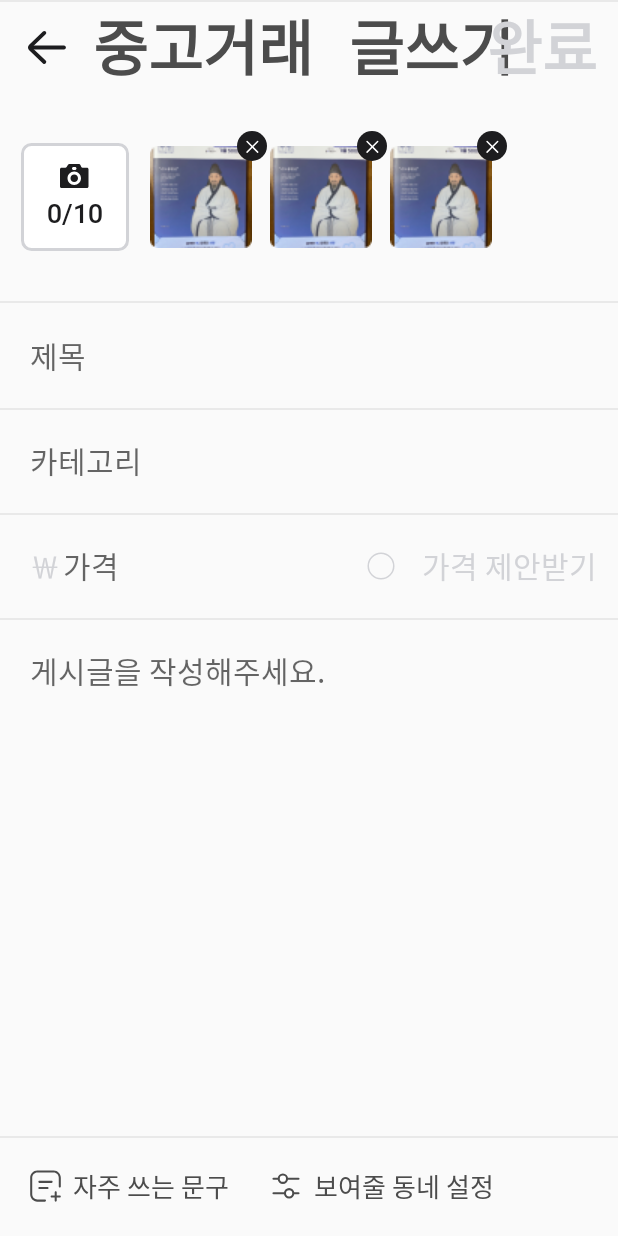
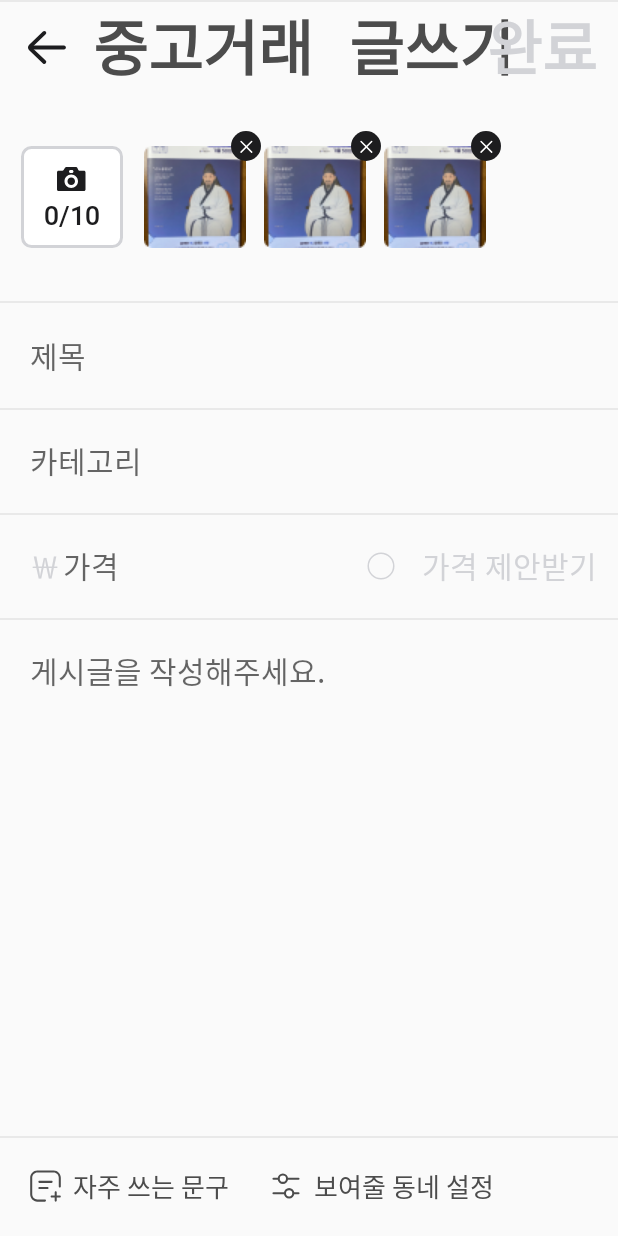
Before and after one commit to THE-SOPT-30th-DaangnMarket-Team16-2/CarrotIsDelicious-AOS, an Android app: the layout activity_create.xml on its own in the app's theme, with its tools: preview values and no code run, on a phone screen of 412 x 824 dp. Run offline under Robolectric (Android 15) with nearby library versions, the phone set to English and light mode, and no system bars.

Commit message:
리사이클러뷰, createActivity 구현

```diff
--- a/app/src/main/java/org/sopt/carrot16_2/ui/create/CreateActivity.kt
+++ b/app/src/main/java/org/sopt/carrot16_2/ui/create/CreateActivity.kt
@@ -1,6 +1,7 @@
 package org.sopt.carrot16_2.ui.create
 
 import android.os.Bundle
+import androidx.core.widget.addTextChangedListener
 import org.sopt.carrot16_2.R
 import org.sopt.carrot16_2.databinding.ActivityCreateBinding
 import org.sopt.carrot16_2.model.ImageData
@@ -11,17 +12,38 @@ class CreateActivity : BaseActivity<ActivityCreateBinding>(R.layout.activity_cre
     override fun onCreate(savedInstanceState: Bundle?) {
         super.onCreate(savedInstanceState)
 
-        //initAdapter()
+        initAdapter()
+        changeEvent()
+
     }
 
     private fun initAdapter(){
+        createImageAdapter = CreateImageAdapter()
+        val image : String = "https://images.theconversation.com/files/457052/original/file-20220408-15-pl446k.jpg?ixlib=rb-1.1.0&q=45&auto=format&w=1000&fit=clip"
         binding.rvImage.adapter = createImageAdapter
         createImageAdapter.imageList.addAll(
             listOf(
-                ImageData("R.drawable.ic_launcher_foreground")
+                ImageData(image),
+                ImageData(image),
+                ImageData(image)
             )
         )
         createImageAdapter.notifyDataSetChanged()
     }
 
+    private fun changeEvent() {
+        binding.etMoney.addTextChangedListener {
+            if (!binding.etMoney.text.isEmpty()) {
+                binding.tvSugMoney.setTextColor(getColor(R.color.carrot_and_black2))
+                binding.tvWon.setTextColor(getColor(R.color.carrot_and_black2))
+            } else {
+                binding.tvSugMoney.setTextColor(getColor(R.color.carrot_and_squaregray))
+                binding.tvWon.setTextColor(getColor(R.color.carrot_and_squaregray))
+            }
+        }
+        binding.btnRadio.setOnClickListener{
+            binding.btnRadio?.isSelected = binding.btnRadio.isSelected==false
+        }
+    }
+
 }
--- a/app/src/main/java/org/sopt/carrot16_2/util/BindingAdapters.kt
+++ b/app/src/main/java/org/sopt/carrot16_2/util/BindingAdapters.kt
@@ -10,7 +10,6 @@ object BindingAdapters {
     fun setImage(imageview: ImageView, url: String) {
         Glide.with(imageview.context)
             .load(url)
-            .circleCrop()
             .into(imageview)
     }
 }
--- a/app/src/main/res/layout/activity_create.xml
+++ b/app/src/main/res/layout/activity_create.xml
@@ -90,13 +90,11 @@
 
                     <androidx.constraintlayout.widget.ConstraintLayout
                         android:id="@+id/cl_camera"
-                        android:layout_width="wrap_content"
-                        android:layout_height="wrap_content"
-                        android:background="@drawable/rectangle_6"
-                        android:paddingHorizontal="17dp"
-                        android:paddingTop="10dp"
-                        android:paddingBottom="13dp"
+                        android:layout_width="68dp"
+                        android:layout_height="0dp"
+                        android:background="@drawable/shape_rectangle_6"
                         app:layout_constraintBottom_toBottomOf="parent"
+                        app:layout_constraintDimensionRatio="1"
                         app:layout_constraintStart_toStartOf="parent"
                         app:layout_constraintTop_toTopOf="@+id/cl_image">
 
@@ -105,6 +103,7 @@
                             android:id="@+id/iv_camera"
                             android:layout_width="wrap_content"
                             android:layout_height="wrap_content"
+                            android:layout_marginTop="10dp"
 
                             android:src="@drawable/ic_and__icon__camera"
                             app:layout_constraintEnd_toEndOf="parent"
@@ -115,11 +114,14 @@
                             android:id="@+id/tv_picked_image"
                             android:layout_width="wrap_content"
                             android:layout_height="wrap_content"
-                            android:fontFamily="@font/roboto"
+                            android:layout_marginTop="2dp"
+                            android:fontFamily="@font/roboto_medium"
+                            android:includeFontPadding="false"
                             android:text="0"
                             android:textColor="@color/carrot_and_black2"
-                            android:textFontWeight="500"
                             android:textSize="18sp"
+                            app:layout_constraintEnd_toStartOf="@+id/tv_all_image"
+                            app:layout_constraintHorizontal_chainStyle="packed"
                             app:layout_constraintStart_toStartOf="parent"
                             app:layout_constraintTop_toBottomOf="@+id/iv_camera" />
 
@@ -128,13 +130,15 @@
                             android:layout_width="wrap_content"
                             android:layout_height="wrap_content"
                             android:fontFamily="@font/roboto"
+                            android:includeFontPadding="false"
                             android:text="/10"
                             android:textColor="@color/carrot_and_black2"
                             android:textFontWeight="500"
                             android:textSize="18sp"
+                            app:layout_constraintBottom_toBottomOf="@id/tv_picked_image"
                             app:layout_constraintEnd_toEndOf="parent"
                             app:layout_constraintStart_toEndOf="@+id/tv_picked_image"
-                            app:layout_constraintTop_toBottomOf="@+id/iv_camera" />
+                            app:layout_constraintTop_toTopOf="@id/tv_picked_image" />
 
                     </androidx.constraintlayout.widget.ConstraintLayout>
 
@@ -142,11 +146,9 @@
                         android:id="@+id/cl_rv"
                         android:layout_width="0dp"
                         android:layout_height="wrap_content"
-                        android:layout_marginBottom="2dp"
                         app:layout_constraintBottom_toBottomOf="@id/cl_camera"
                         app:layout_constraintEnd_toEndOf="parent"
-                        app:layout_constraintStart_toEndOf="@id/cl_camera"
-                        app:layout_constraintTop_toTopOf="@id/cl_image">
+                        app:layout_constraintStart_toEndOf="@id/cl_camera">
 
                         <androidx.recyclerview.widget.RecyclerView
                             android:id="@+id/rv_image"
--- a/app/src/main/res/layout/item_image_list.xml
+++ b/app/src/main/res/layout/item_image_list.xml
@@ -1,7 +1,9 @@
 <?xml version="1.0" encoding="utf-8"?>
 <layout xmlns:android="http://schemas.android.com/apk/res/android"
     xmlns:app="http://schemas.android.com/apk/res-auto">
+
     <data>
+
         <variable
             name="image"
             type="org.sopt.carrot16_2.model.ImageData" />
@@ -10,25 +12,27 @@
     <androidx.constraintlayout.widget.ConstraintLayout
         android:layout_width="wrap_content"
         android:layout_height="wrap_content">
+
         <ImageView
             android:id="@+id/iv_book"
-            android:layout_width="wrap_content"
-            android:layout_height="match_parent"
-            app:layout_constraintStart_toStartOf="parent"
+            setImage="@{image.imageUrl}"
+            android:layout_width="68dp"
+            android:layout_height="0dp"
+            android:src="@drawable/bookimage1"
+            app:layout_constraintDimensionRatio="1"
             app:layout_constraintBottom_toBottomOf="parent"
-            app:layout_constraintTop_toTopOf="parent"
-            app:layout_constraintEnd_toEndOf="parent"
-            android:layout_marginTop="12dp"
-            android:layout_marginEnd="12dp"
-            setImage="@{image.imageUrl}"
-            android:src="@drawable/bookimage1" />
+            android:scaleType="centerCrop"
+            app:layout_constraintStart_toStartOf="parent" />
+
         <ImageButton
             android:id="@+id/btn_x"
             android:layout_width="wrap_content"
             android:layout_height="wrap_content"
             android:background="@drawable/ic_and_icon_x"
-            app:layout_constraintEnd_toEndOf="parent"
-            app:layout_constraintTop_toTopOf="parent"/>
+            app:layout_constraintStart_toEndOf="@+id/iv_book"
+            app:layout_constraintBottom_toTopOf="@+id/iv_book"
+            android:layout_marginStart="-12dp"
+            android:layout_marginBottom="-12dp"/>
     </androidx.constraintlayout.widget.ConstraintLayout>
 
 
```
Also changed, not shown: app/src/main/res/drawable/shape_rectangle_6.xml (renamed from app/src/main/res/drawable/rectangle_6.xml).
